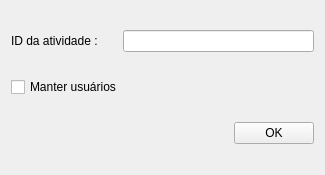
This is SAP/Project/Views/returnActivityToPreviousStep.ui in dsgoficial/SAP_Gerente as Qt 5 draws it before an edit. The edited form follows.
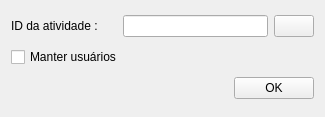
This is the edited form.

Commit message: add select value field

Diff of the .ui file:
```diff
--- a/SAP/Project/Views/returnActivityToPreviousStep.ui
+++ b/SAP/Project/Views/returnActivityToPreviousStep.ui
@@ -7,7 +7,7 @@
     <x>0</x>
     <y>0</y>
     <width>325</width>
-    <height>175</height>
+    <height>117</height>
    </rect>
   </property>
   <property name="windowTitle">
@@ -22,7 +22,18 @@
     </widget>
    </item>
    <item row="0" column="1" colspan="2">
-    <widget class="QLineEdit" name="activity_id_le"/>
+    <layout class="QHBoxLayout" name="horizontalLayout">
+     <item>
+      <widget class="QLineEdit" name="activity_id_le"/>
+     </item>
+     <item>
+      <widget class="QPushButton" name="extract_field_btn">
+       <property name="text">
+        <string/>
+       </property>
+      </widget>
+     </item>
+    </layout>
    </item>
    <item row="1" column="0" colspan="2">
     <widget class="QCheckBox" name="user_flag_ckb">
```
The commit also changes 32 other files.
